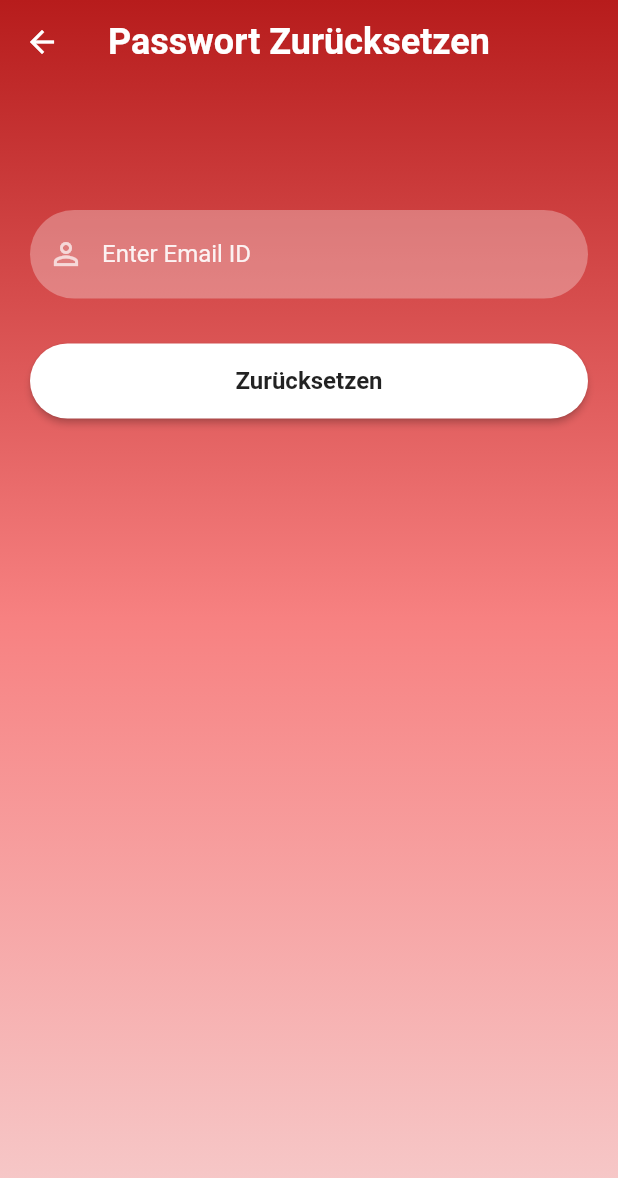
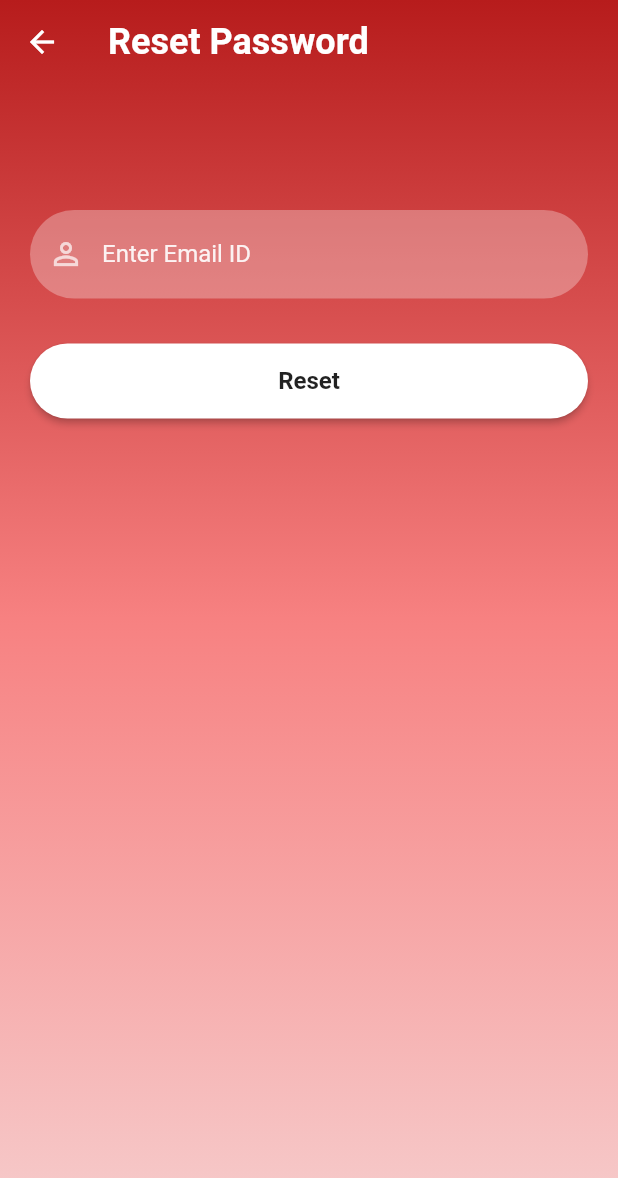
Before and after one commit to JanWeil/App, a Flutter app: the ResetPasswordScreen screen opened directly, on a phone screen of 412 x 824 dp. Shown: the top 1178 px of the screen. Run offline on Flutter 3.47's test engine with Material 2 defaults, Android fonts, the phone set to English and light mode, and no system bars; our stand-ins replace cloud_firestore, firebase_auth, firebase_core, firebase_database; accounts and stored records are empty.

```diff
--- a/lib/screens/reset_password.dart
+++ b/lib/screens/reset_password.dart
@@ -19,7 +19,7 @@ class _ResetPasswordScreenState extends State<ResetPasswordScreen> {
       backgroundColor: Colors.transparent,
       elevation: 0,
       title: const Text(
-        "Passwort Zurücksetzen",
+        "Reset Password",
         style: TextStyle(fontSize: 24, fontWeight: FontWeight.bold),
       ),
     ),
@@ -49,7 +49,7 @@ class _ResetPasswordScreenState extends State<ResetPasswordScreen> {
                   height: 20,
                 ),
                 //Reset Button
-                firebaseButton(context, "Zurücksetzen", () {
+                firebaseButton(context, "Reset", () {
                   FirebaseAuth.instance.sendPasswordResetEmail(email: _emailTextController.text)
                       .then((value) => Navigator.of(context).pop());
                 })
--- a/lib/screens/signin_screen.dart
+++ b/lib/screens/signin_screen.dart
@@ -86,7 +86,7 @@ class _SignInScreenState extends State<SignInScreen> {
         SizedBox(
           height: 20,
         ),
-        const Text("Dont't habe account? ",
+        const Text("Don't have account? ",
         style: TextStyle(color: Colors.white70)
         ),
         GestureDetector(
@@ -108,7 +108,7 @@ class _SignInScreenState extends State<SignInScreen> {
       height: 35,
       alignment: Alignment.bottomRight,
       child: TextButton(
-        child: Text("Passwort vergessen?",
+        child: Text("Forgot password ?",
           style: TextStyle(color: Colors.white70),
           textAlign: TextAlign.right,
         ),
```
